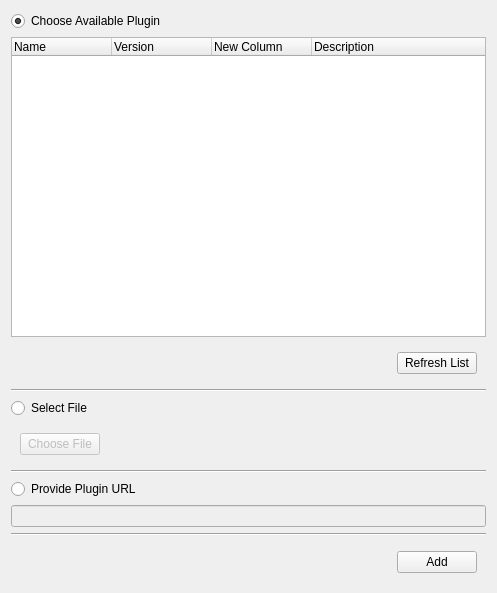
Old version of the form meg_runtime/ui/addpluginpanel.ui in the repository ibedard16/Runtime.
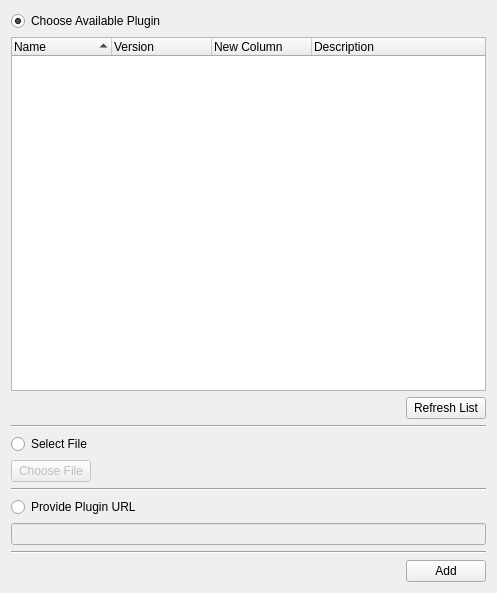
New version of the form.

Commit message: Refactor the UI manager and panel behavior

The edit to the form file:
```diff
--- a/meg_runtime/ui/addpluginpanel.ui
+++ b/meg_runtime/ui/addpluginpanel.ui
@@ -32,6 +32,12 @@
      <property name="enabled">
       <bool>true</bool>
      </property>
+     <property name="itemsExpandable">
+      <bool>false</bool>
+     </property>
+     <property name="sortingEnabled">
+      <bool>true</bool>
+     </property>
      <column>
       <property name="text">
        <string>Name</string>
@@ -63,6 +69,18 @@
       </size>
      </property>
      <layout class="QHBoxLayout" name="horizontalLayout_3">
+      <property name="leftMargin">
+       <number>0</number>
+      </property>
+      <property name="topMargin">
+       <number>0</number>
+      </property>
+      <property name="rightMargin">
+       <number>0</number>
+      </property>
+      <property name="bottomMargin">
+       <number>0</number>
+      </property>
       <item>
        <spacer name="horizontalSpacer_3">
         <property name="orientation">
@@ -109,6 +127,18 @@
       </size>
      </property>
      <layout class="QHBoxLayout" name="horizontalLayout_2">
+      <property name="leftMargin">
+       <number>0</number>
+      </property>
+      <property name="topMargin">
+       <number>0</number>
+      </property>
+      <property name="rightMargin">
+       <number>0</number>
+      </property>
+      <property name="bottomMargin">
+       <number>0</number>
+      </property>
       <item>
        <widget class="QPushButton" name="chooseFileButton">
         <property name="enabled">
@@ -185,6 +215,18 @@
       </size>
      </property>
      <layout class="QHBoxLayout" name="horizontalLayout">
+      <property name="leftMargin">
+       <number>0</number>
+      </property>
+      <property name="topMargin">
+       <number>0</number>
+      </property>
+      <property name="rightMargin">
+       <number>0</number>
+      </property>
+      <property name="bottomMargin">
+       <number>0</number>
+      </property>
       <item>
        <spacer name="horizontalSpacer">
         <property name="orientation">
```
The commit also changes 7 other files.
